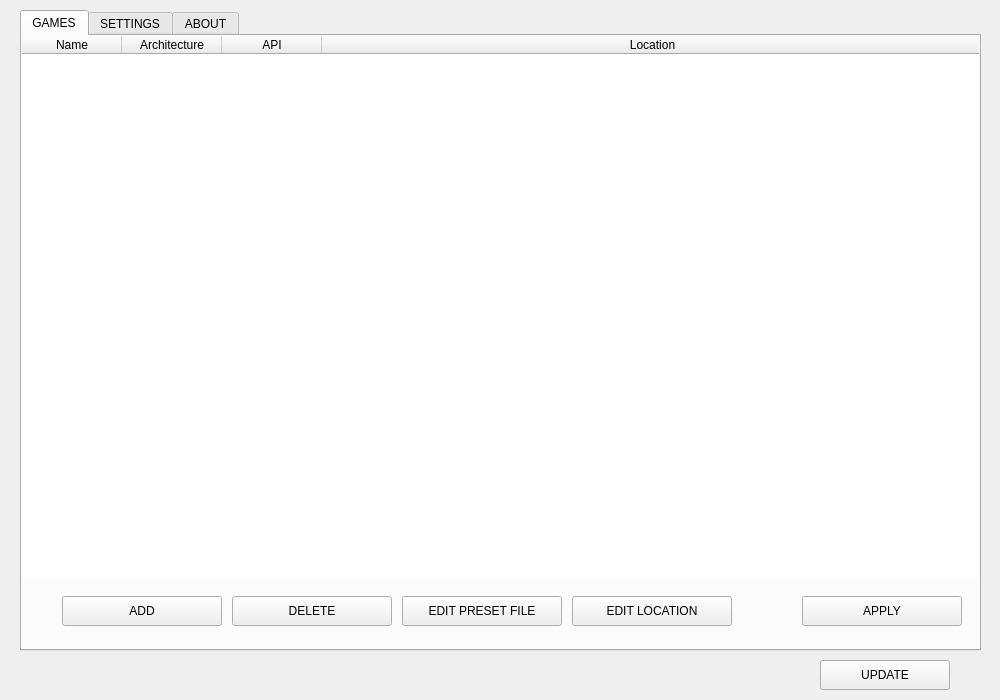
ddc/ReShadeUtils, file src/ui/main.ui: the form before one commit.
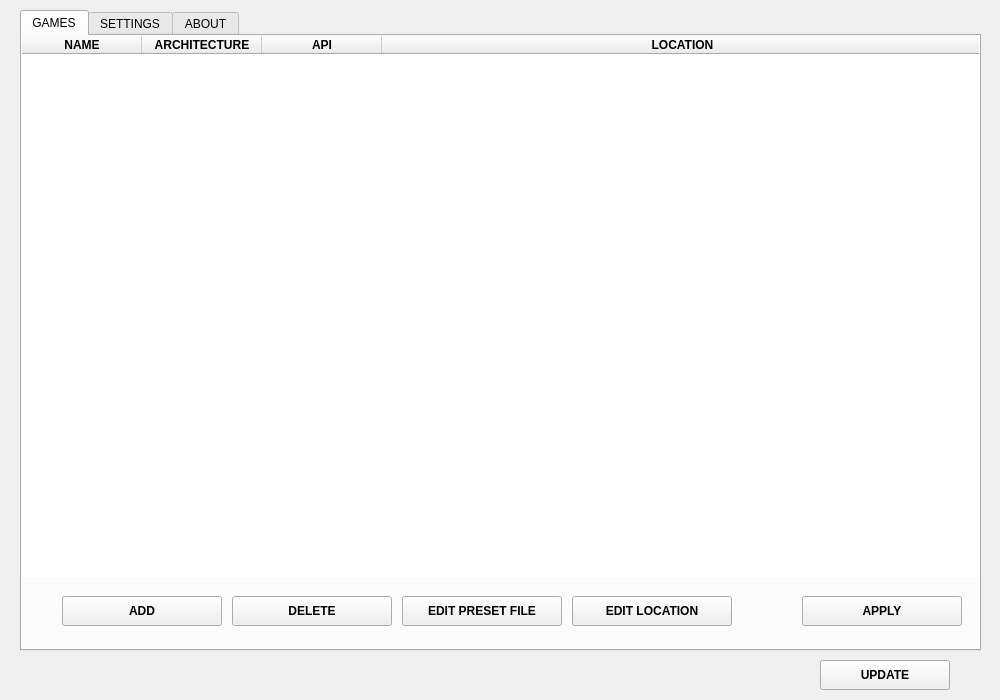
The form after the commit. Icons and pictures are not drawn.

```diff
--- a/src/ui/main.ui
+++ b/src/ui/main.ui
@@ -22,6 +22,12 @@
     <height>700</height>
    </size>
   </property>
+  <property name="font">
+   <font>
+    <weight>50</weight>
+    <bold>false</bold>
+   </font>
+  </property>
   <property name="windowTitle">
    <string>Form</string>
   </property>
@@ -84,6 +90,12 @@
        <height>30</height>
       </rect>
      </property>
+     <property name="font">
+      <font>
+       <weight>75</weight>
+       <bold>true</bold>
+      </font>
+     </property>
      <property name="toolTip">
       <string>Add a game</string>
      </property>
@@ -104,6 +116,12 @@
        <height>30</height>
       </rect>
      </property>
+     <property name="font">
+      <font>
+       <weight>75</weight>
+       <bold>true</bold>
+      </font>
+     </property>
      <property name="toolTip">
       <string>Edit the selected game path</string>
      </property>
@@ -124,6 +142,12 @@
        <height>30</height>
       </rect>
      </property>
+     <property name="font">
+      <font>
+       <weight>75</weight>
+       <bold>true</bold>
+      </font>
+     </property>
      <property name="toolTip">
       <string>Delete the selected game</string>
      </property>
@@ -144,6 +168,12 @@
        <height>30</height>
       </rect>
      </property>
+     <property name="font">
+      <font>
+       <weight>75</weight>
+       <bold>true</bold>
+      </font>
+     </property>
      <property name="toolTip">
       <string>Apply Reshade to All Games</string>
      </property>
@@ -207,7 +237,7 @@
       <bool>true</bool>
      </attribute>
      <attribute name="horizontalHeaderMinimumSectionSize">
-      <number>100</number>
+      <number>120</number>
      </attribute>
      <attribute name="horizontalHeaderDefaultSectionSize">
       <number>100</number>
@@ -229,22 +259,46 @@
      </attribute>
      <column>
       <property name="text">
-       <string>Name</string>
+       <string>NAME</string>
+      </property>
+      <property name="font">
+       <font>
+        <weight>75</weight>
+        <bold>true</bold>
+       </font>
       </property>
      </column>
      <column>
       <property name="text">
-       <string>Architecture</string>
+       <string>ARCHITECTURE</string>
+      </property>
+      <property name="font">
+       <font>
+        <weight>75</weight>
+        <bold>true</bold>
+       </font>
       </property>
      </column>
      <column>
       <property name="text">
        <string>API</string>
       </property>
+      <property name="font">
+       <font>
+        <weight>75</weight>
+        <bold>true</bold>
+       </font>
+      </property>
      </column>
      <column>
       <property name="text">
-       <string>Location</string>
+       <string>LOCATION</string>
+      </property>
+      <property name="font">
+       <font>
+        <weight>75</weight>
+        <bold>true</bold>
+       </font>
       </property>
      </column>
     </widget>
@@ -257,6 +311,12 @@
        <height>30</height>
       </rect>
      </property>
+     <property name="font">
+      <font>
+       <weight>75</weight>
+       <bold>true</bold>
+      </font>
+     </property>
      <property name="toolTip">
       <string>Edit the selected reshade preset file</string>
      </property>
@@ -784,6 +844,12 @@
      <height>30</height>
     </rect>
    </property>
+   <property name="font">
+    <font>
+     <weight>75</weight>
+     <bold>true</bold>
+    </font>
+   </property>
    <property name="toolTip">
     <string>Update program version</string>
    </property>
```
Left out of the diff: 18 changed lines with no effect on the pictures.
